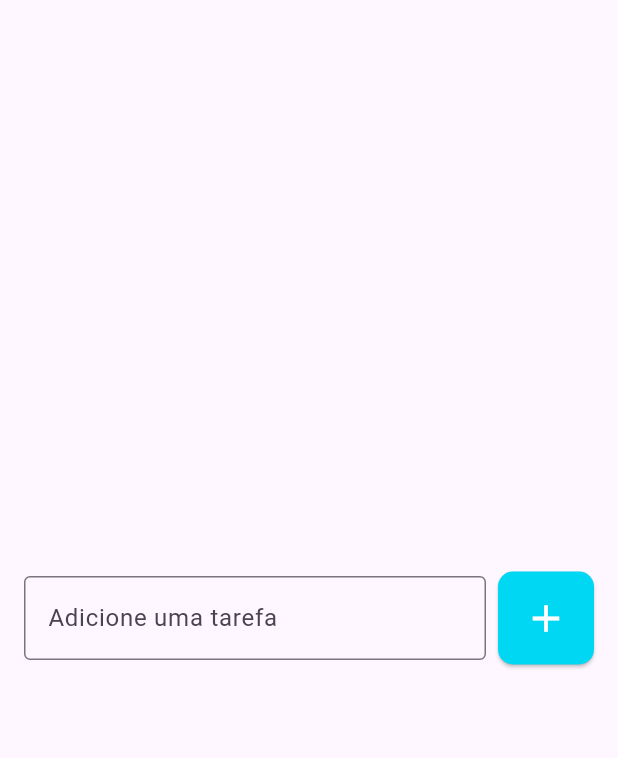
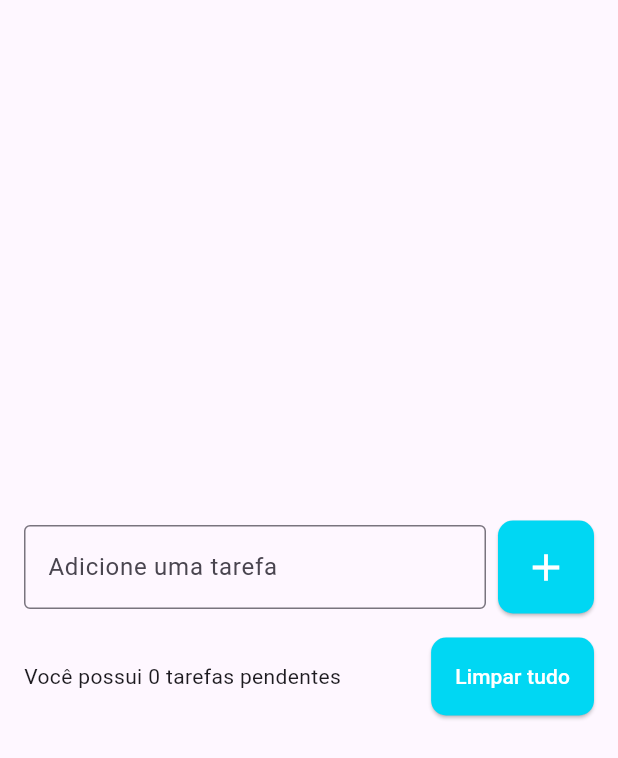
Before and after one commit to JoseJacsanCode/toDoListApp, a Flutter app: the screen it shows after launch, on a phone screen of 412 x 824 dp. Shown: the top 758 px of the screen. Run offline on Flutter 3.47's test engine with Material 3 defaults, Android fonts, the phone set to English and light mode, and no system bars.

Commit message:
Frase embaixo da caixa de texto

```diff
--- a/lib/pages/to_do_list_page.dart
+++ b/lib/pages/to_do_list_page.dart
@@ -8,7 +8,10 @@ class TodoListPage extends StatelessWidget {
       body: Center(
         child: Padding(
           padding: const EdgeInsets.symmetric(horizontal: 16),
-          child: Row(
+          child: Column(
+            mainAxisSize: MainAxisSize.min,
+            children: [
+              Row(
                 children: [
                   Expanded(
                     child: TextField(
@@ -19,6 +22,24 @@ class TodoListPage extends StatelessWidget {
                       ),
                     ),
                   ),
+                  SizedBox(width: 8),
+                  ElevatedButton(
+                    onPressed: () {},
+                    style: ElevatedButton.styleFrom(
+                      backgroundColor: Color(0xff00d7f3),
+                      padding: EdgeInsets.all(16),
+                      shape: RoundedRectangleBorder(
+                        borderRadius: BorderRadius.circular(10),
+                      ),
+                    ),
+                    child: Icon(Icons.add, size: 30, color: Colors.white),
+                  ),
+                ],
+              ),
+              SizedBox(height: 16,),
+              Row(
+                children: [
+                  Expanded(child: Text('Você possui 0 tarefas pendentes')),
                   SizedBox(width: 8,),
                   ElevatedButton(
                     onPressed: () {},
@@ -26,19 +47,22 @@ class TodoListPage extends StatelessWidget {
                       backgroundColor: Color(0xff00d7f3),
                       padding: EdgeInsets.all(16),
                       shape: RoundedRectangleBorder(
-                    borderRadius: BorderRadius.circular(10)
-                  )
+                        borderRadius: BorderRadius.circular(10),
                       ),
-                child: Icon(
-                  Icons.add,
-                  size: 30,
-                  color: Colors.white,
+                    ),
+                    child: Expanded(
+                      child: Text(
+                        'Limpar tudo',
+                        style: TextStyle(color: Colors.white),
+                      ),
                     ),
                   ),
                 ],
               ),
+            ],
           ),
-      )
+        ),
+      ),
     );
   }
 }
```
Lines whose indentation alone changed are shown as unchanged.
